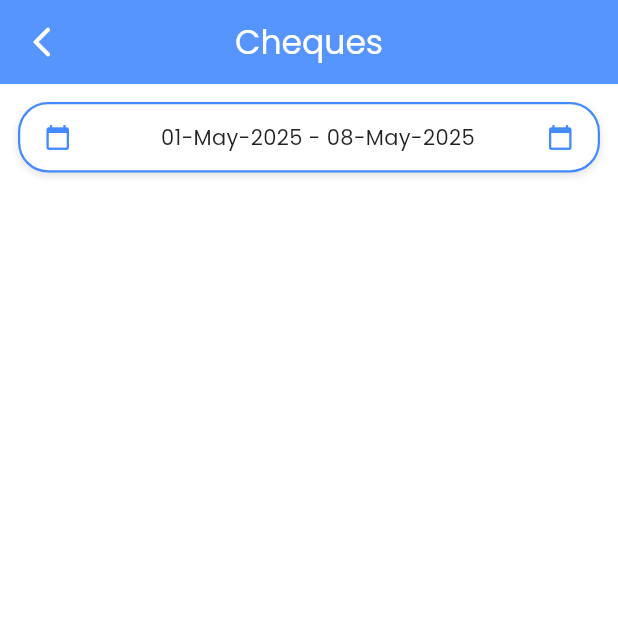
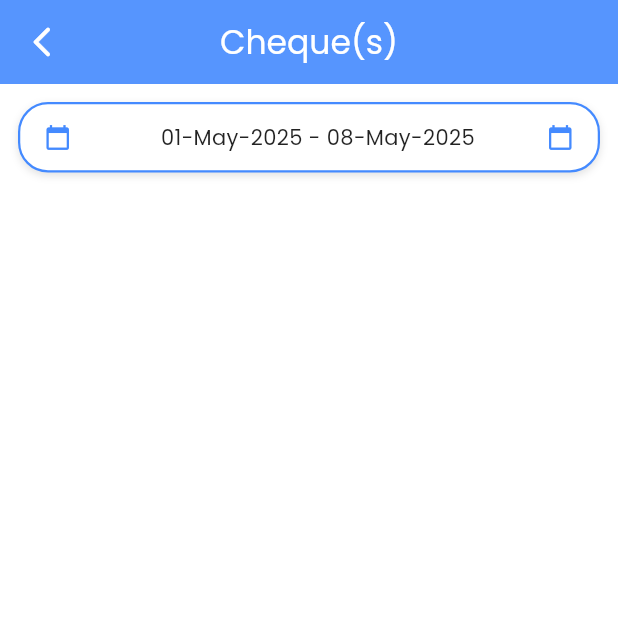
Before and after one commit to abdhmd2022/cshrealestatemobileapp-v1.0, a Flutter app: the ChequeListScreen screen opened directly, on a phone screen of 412 x 824 dp, the top half of it. Run offline on Flutter 3.47's test engine with Material 3 defaults, Android fonts, the phone set to English and light mode, and no system bars; our stand-ins replace country_picker, dio, file_picker, fl_chart, flutter_rating_bar, flutter_switch and 9 more; missing offline and left inert: mailer; accounts and stored records are empty.

Commit message:
"Commit for real estate mobile app v1.0"

```diff
--- a/lib/ChequeListScreen.dart
+++ b/lib/ChequeListScreen.dart
@@ -512,7 +512,7 @@ class _ChequeListScreenState extends State<ChequeListScreen> {
   Widget build(BuildContext context) {
     return Scaffold(
       appBar: AppBar(
-        title: Text("Cheques", style: GoogleFonts.poppins(color: Colors.white)),
+        title: Text("Cheque(s)", style: GoogleFonts.poppins(color: Colors.white)),
         centerTitle: true,
         backgroundColor: appbar_color.withOpacity(0.9),
         leading: IconButton(
```
